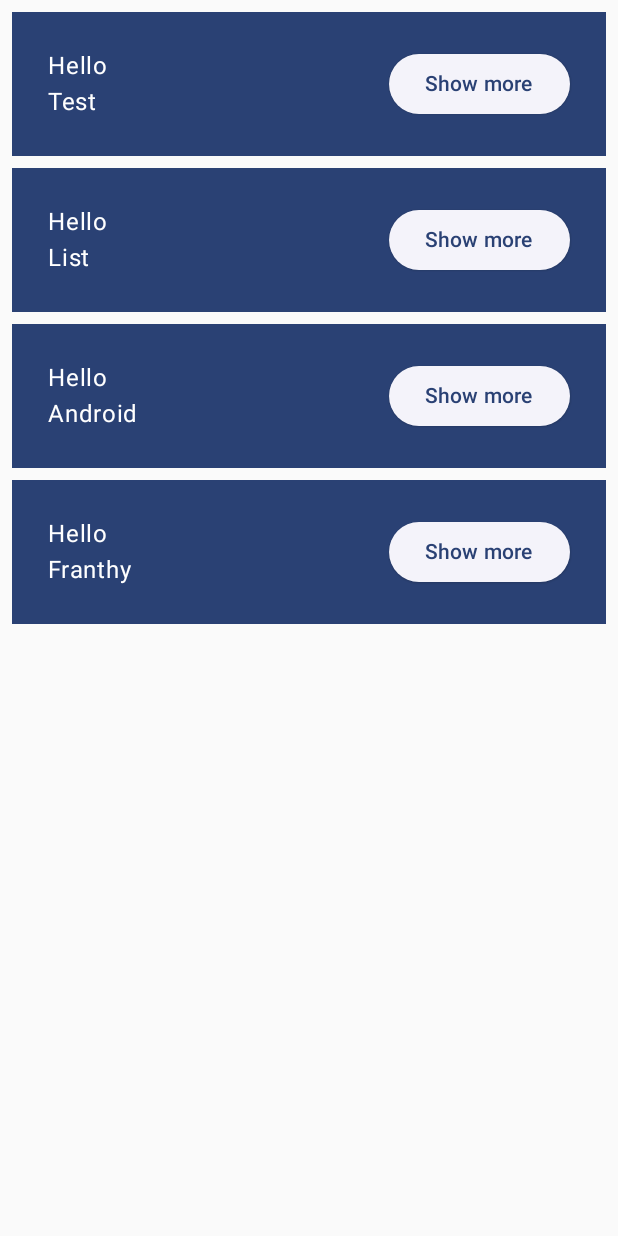
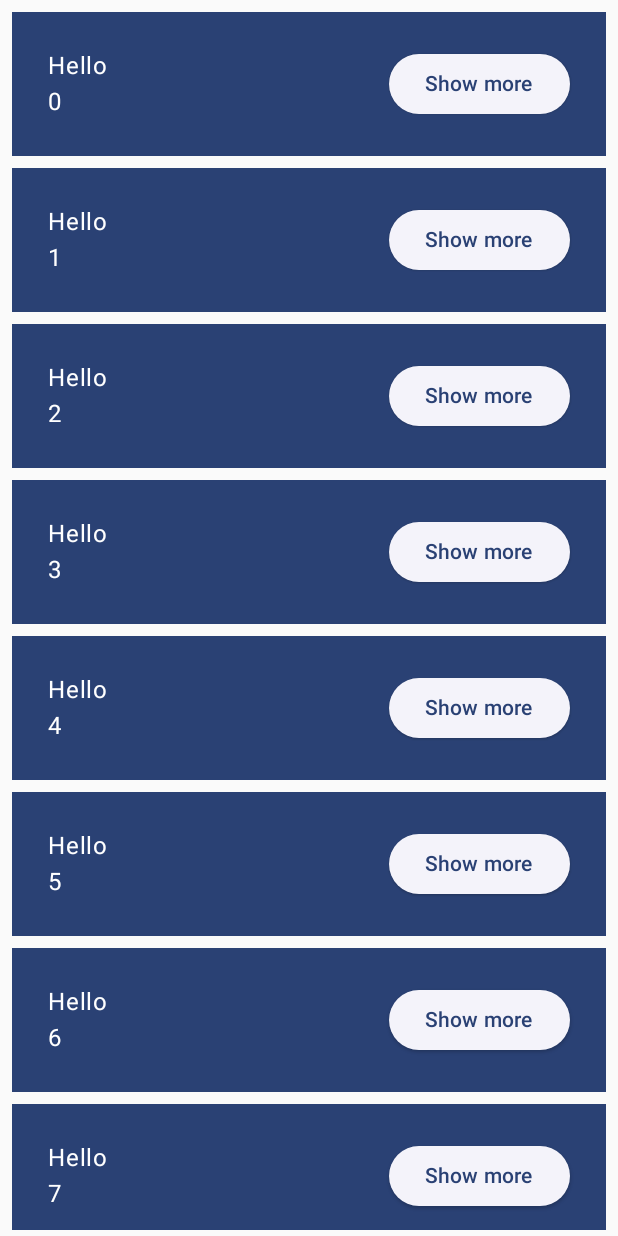
Before and after one commit to ccgarcia99/cpe-3323, an Android app built with Jetpack Compose: the screen it shows after launch (MainActivity), after a tap on "Continue", on a phone screen of 412 x 824 dp. Run offline under Robolectric (Android 15) with nearby library versions, the phone set to English and light mode, and no system bars.

Commit message:
CREATED final iteration of exercise 1.2 of Kotlin Basics & documentations on Test App

```diff
--- a/test-run/app/src/main/java/com/example/testapp/MainActivity.kt
+++ b/test-run/app/src/main/java/com/example/testapp/MainActivity.kt
@@ -8,6 +8,8 @@ import androidx.compose.foundation.layout.Column
 import androidx.compose.foundation.layout.Row
 import androidx.compose.foundation.layout.fillMaxSize
 import androidx.compose.foundation.layout.padding
+import androidx.compose.foundation.lazy.LazyColumn
+import androidx.compose.foundation.lazy.items
 import androidx.compose.material3.Button
 import androidx.compose.material3.ElevatedButton
 import androidx.compose.material3.MaterialTheme
@@ -35,12 +37,21 @@ class MainActivity : ComponentActivity() {
     }
 }
 
+// function: MyApp
+// desc: Common ancestor of all composable functions. Important check flags like
+//       shouldShowOnboarding variable reside here. The `Modifier` variable is first
+//       passed through here from the main class.
+// arguments: modifier: Modifier, names: List<String>
 @Composable
 fun MyApp(
     modifier: Modifier = Modifier,
-    names: List<String> = listOf("Test", "List", "Android", "Franthy")
+    names: List<String> = List(10){"$it"}
 ) {
+    // Check flag if button on OnboardingScreen function is pressed or not.
+    // shouldShowOnboarding's value is provided by the lambda function `remember`
     var shouldShowOnboarding by remember { mutableStateOf(true) }
+
+    // Check condition
     if(shouldShowOnboarding) {
         OnboardingScreen(onContinueClicked = {shouldShowOnboarding = false})
     } else {
@@ -48,24 +59,26 @@ fun MyApp(
     }
 }
 
+// function: MyListView
+// desc: This function builds a scrollable list on the UI with `LazyColumn`.
+// arguments: names - List<String> w/ List of 1..1000 as default, modifier: Modifier
 @Composable
 fun MyListView(
     modifier: Modifier,
-    names: List<String>
+    names: List<String> = List(1000){"$it"}
 ) {
-    Column(modifier.padding(vertical = 4.dp)) {
-        for (name in names) {
-            MyListBox(name = name)
-        }
+    LazyColumn(modifier = modifier.padding(vertical = 4.dp)) {
+        items(items = names) { name -> MyListBox(name = name)}
     }
 }
 
-
-// A UI element that will contain an element of a list. Iterated n number of times
-// for each element in the list.
-//@SuppressLint("RememberReturnType")
+// function: MyListBox
+// desc: Renders a box container with a text element and an elevated button inside,
+//       is iteratively called & rendered through the `MyListView` function
+// arguments: name - String, modifier - Modifier w/ Modifier as default parameter
 @Composable
 fun MyListBox(name: String, modifier: Modifier = Modifier) {
+    // Check flag if button is pressed or not
     val expanded = remember { mutableStateOf(false) }
     val expandPadding = if(expanded.value) 48.dp else 0.dp
     Surface(
@@ -88,9 +101,11 @@ fun MyListBox(name: String, modifier: Modifier = Modifier) {
     }
 }
 
+// function:    OnboardingScreen
+// desc:        A composable function that renders an onboarding screen when opening the app
+// arguments:   modifier - Modifier, onContinueClicked - void lambda function
 @Composable
 fun OnboardingScreen(modifier: Modifier = Modifier, onContinueClicked: () -> Unit) {
-
     Column(
         modifier = modifier.fillMaxSize(),
         verticalArrangement = Arrangement.Center,
```
Also changed, not shown: 88 other files.
